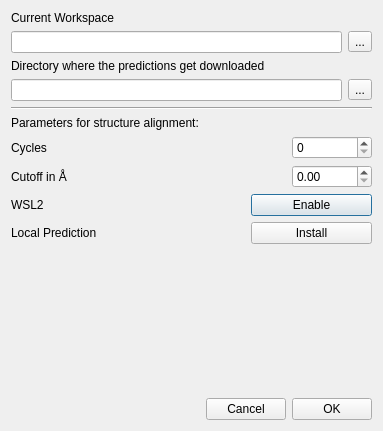
Before: the Qt Designer form pyssa/gui/ui/forms/dlgSettingsGlobal.ui in urban233/PySSA, drawn with Qt 5.
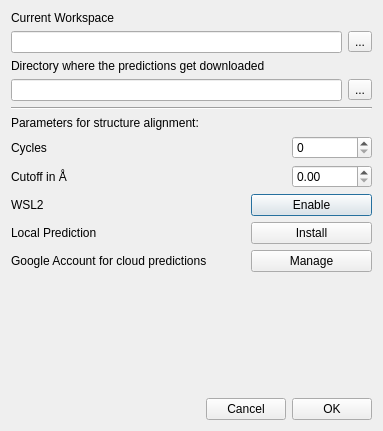
After: the same form once the commit is applied.

Commit message: updated gui style and created google account management

Diff of the .ui file:
```diff
--- a/pyssa/gui/ui/forms/dlgSettingsGlobal.ui
+++ b/pyssa/gui/ui/forms/dlgSettingsGlobal.ui
@@ -172,6 +172,30 @@
      </item>
     </layout>
    </item>
+   <item>
+    <layout class="QHBoxLayout" name="horizontalLayout_7">
+     <item>
+      <widget class="QLabel" name="label">
+       <property name="text">
+        <string>Google Account for cloud predictions</string>
+       </property>
+      </widget>
+     </item>
+     <item>
+      <widget class="QPushButton" name="btn_manage_google">
+       <property name="maximumSize">
+        <size>
+         <width>121</width>
+         <height>16777215</height>
+        </size>
+       </property>
+       <property name="text">
+        <string>Manage</string>
+       </property>
+      </widget>
+     </item>
+    </layout>
+   </item>
    <item>
     <spacer name="verticalSpacer">
      <property name="orientation">
@@ -189,7 +213,7 @@
     </spacer>
    </item>
    <item>
-    <layout class="QHBoxLayout" name="horizontalLayout_7">
+    <layout class="QHBoxLayout" name="horizontalLayout_8">
      <item>
       <spacer name="horizontalSpacer">
        <property name="orientation">
```
The commit also changes 9 other files.
